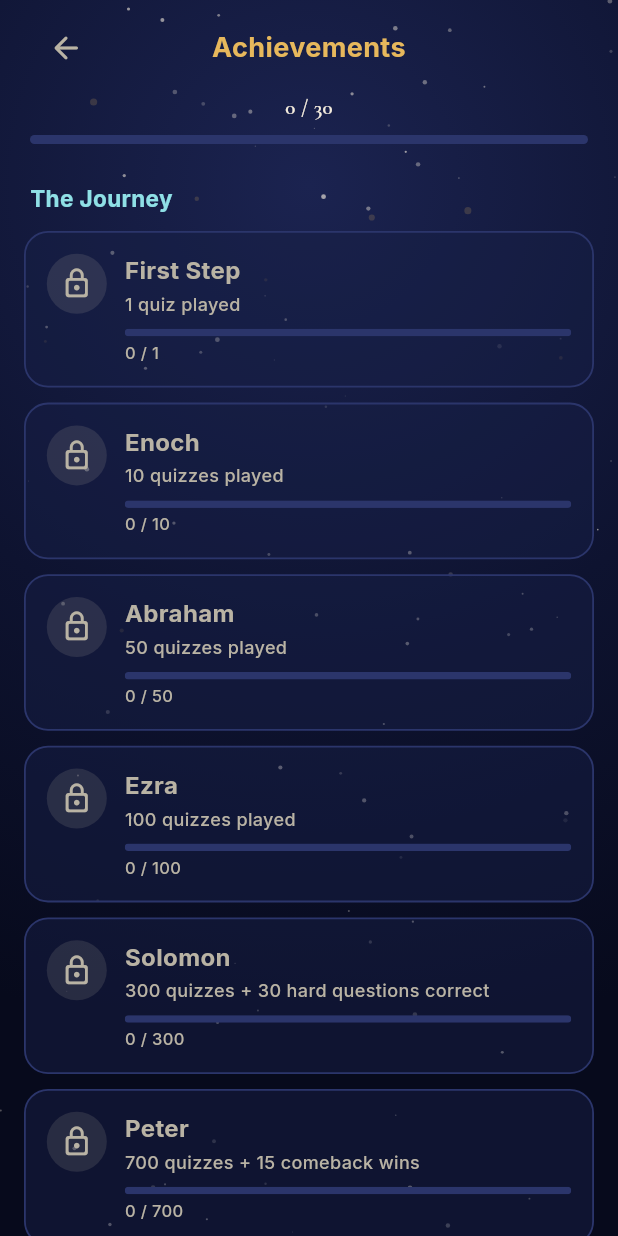
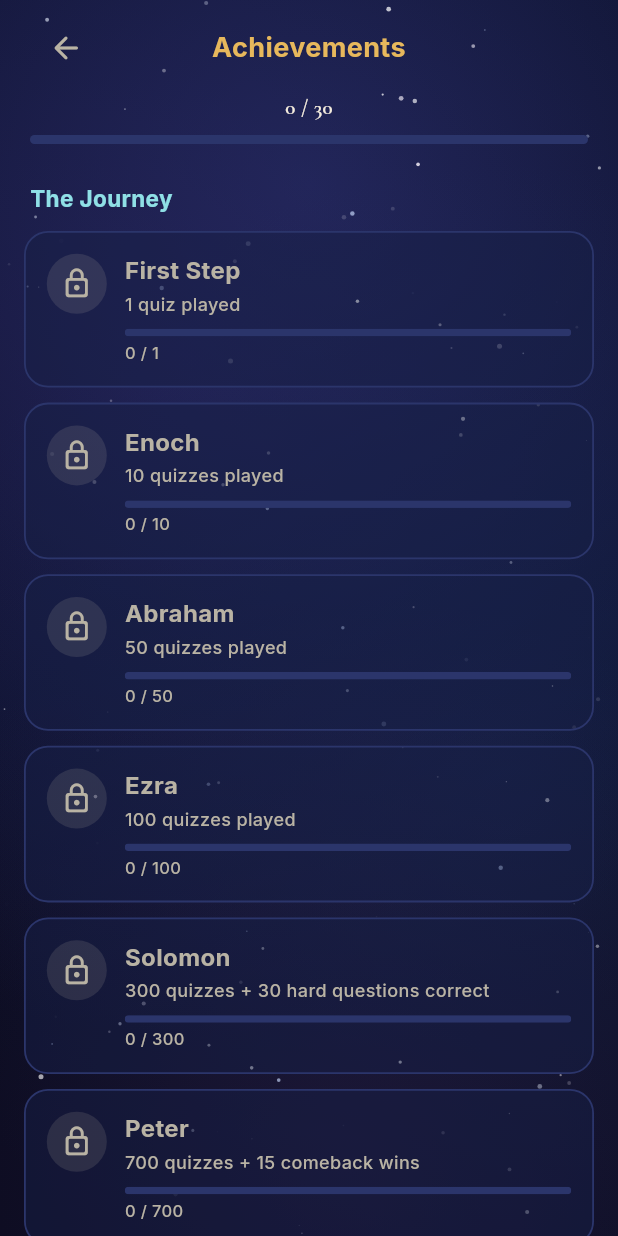
Before and after one commit to integrenns-ae/biblebeam, a Flutter app: the screen it shows after launch, after a tap on the "emoji events" icon, on a phone screen of 412 x 824 dp. Run offline on Flutter 3.47's test engine with Material 3 defaults, Android fonts, the phone set to English and light mode, and no system bars; our stand-ins replace audioplayers, flutter_animate, google_fonts, shared_preferences, supabase_flutter; accounts and stored records are empty.

Commit message:
Animierter Weltraum-Hintergrund: driftende Nebel-Glows + weiße flimmernde Sterne
Starfield wieder animiert (vorher statisch): Ticker-getrieben in eigener
RepaintBoundary, auf ~30 fps gedrosselt -> Vordergrund-UI repaintet nicht mit
(Handy-Performance). Sterne weiß/kühl statt gold, flimmern (Sinus-Twinkle pro
Stern). Drei langsam driftende Nebel-Glows als animiertes Space-Gradient.
Basis-Gradient-Shader gecacht. Gilt für App und Webseite (gleicher Build).

Co-Authored-By: Claude Opus 4.8 <noreply@anthropic.com>

```diff
--- a/lib/widgets/starfield.dart
+++ b/lib/widgets/starfield.dart
@@ -1,14 +1,18 @@
 import 'dart:math';
 import 'package:flutter/material.dart';
+import 'package:flutter/scheduler.dart';
 
 import '../theme/app_theme.dart';
 
-/// Ruhiger Nachthimmel-Hintergrund mit sanftem Goldschein oben –
-/// Basis der "Lichtpfad"-Optik. Sterne deterministisch (fester Seed).
+/// Animierter Weltraum-Hintergrund der "Lichtpfad"-Optik:
+///  - dunkles Basis-Gradient
+///  - langsam driftende Nebel-Glows (das "animierte Space-Gradient")
+///  - weiße, kühl schimmernde Sterne, die flimmern
 ///
-/// Performance: Der Hintergrund liegt in einer eigenen RepaintBoundary-
-/// Ebene. Animationen im Vordergrund (Timer, Effekte) zwingen so NICHT
-/// den Gradient + ~100 Sterne zum Neuzeichnen – wichtig auf Mobilgeräten.
+/// Performance: Der ganze Hintergrund liegt in einer eigenen RepaintBoundary
+/// und wird über einen Ticker betrieben, der auf ~30 fps gedrosselt ist. So
+/// repaintet das Vordergrund-UI (Quiz, Timer, Effekte) NICHT mit – wichtig auf
+/// Mobilgeräten (frühere Lag-Quelle). Sterne deterministisch (fester Seed).
 class Starfield extends StatelessWidget {
   final Widget child;
   const Starfield({super.key, required this.child});
@@ -18,54 +22,146 @@ class Starfield extends StatelessWidget {
     return Stack(
       fit: StackFit.expand,
       children: [
-        const RepaintBoundary(child: _Background()),
+        const RepaintBoundary(child: _AnimatedBackground()),
         child,
       ],
     );
   }
 }
 
-class _Background extends StatelessWidget {
-  const _Background();
+class _Star {
+  final double x, y, r, baseAlpha, twAmp, twSpeed, phase;
+  final Color color;
+  const _Star(this.x, this.y, this.r, this.baseAlpha, this.twAmp, this.twSpeed,
+      this.phase, this.color);
+}
+
+class _AnimatedBackground extends StatefulWidget {
+  const _AnimatedBackground();
+
+  @override
+  State<_AnimatedBackground> createState() => _AnimatedBackgroundState();
+}
+
+class _AnimatedBackgroundState extends State<_AnimatedBackground>
+    with SingleTickerProviderStateMixin {
+  late final Ticker _ticker;
+  final ValueNotifier<double> _t = ValueNotifier(0);
+  double _lastEmit = -1;
+  late final List<_Star> _stars;
+
+  // Weißtöne (eher weiß/kühl als gelb), mit etwas Temperatur-Variation.
+  static const _whites = <Color>[
+    Color(0xFFFFFFFF),
+    Color(0xFFEAF1FF), // leicht kühl
+    Color(0xFFFDF7FF), // leicht violett-weiß
+    Color(0xFFCBDDFF), // bläulich
+  ];
+
+  @override
+  void initState() {
+    super.initState();
+    final rng = Random(20260606);
+    _stars = List.generate(120, (_) {
+      final size = rng.nextDouble();
+      return _Star(
+        rng.nextDouble(), // x (0..1)
+        rng.nextDouble(), // y (0..1)
+        size * 1.4 + 0.3, // Radius
+        rng.nextDouble() * 0.38 + 0.18, // Grund-Helligkeit
+        rng.nextDouble() * 0.34 + 0.14, // Flimmer-Amplitude
+        rng.nextDouble() * 2.6 + 1.4, // Flimmer-Tempo (rad/s)
+        rng.nextDouble() * pi * 2, // Phase
+        _whites[rng.nextInt(_whites.length)],
+      );
+    });
+    _ticker = createTicker((elapsed) {
+      final s = elapsed.inMicroseconds / 1e6;
+      // auf ~30 fps drosseln -> halbe Repaint-Last
+      if (s - _lastEmit >= 0.033) {
+        _lastEmit = s;
+        _t.value = s;
+      }
+    })..start();
+  }
+
+  @override
+  void dispose() {
+    _ticker.dispose();
+    _t.dispose();
+    super.dispose();
+  }
 
   @override
   Widget build(BuildContext context) {
-    return DecoratedBox(
-      decoration: const BoxDecoration(
-        gradient: RadialGradient(
-          center: Alignment(0, -0.7),
-          radius: 1.4,
-          colors: [AppColors.indigo, AppColors.night, AppColors.nightDeep],
-          stops: [0.0, 0.55, 1.0],
-        ),
-      ),
-      child: CustomPaint(painter: _StarPainter(), size: Size.infinite),
+    return CustomPaint(
+      painter: _SpacePainter(_stars, _t),
+      size: Size.infinite,
     );
   }
 }
 
-class _StarPainter extends CustomPainter {
+class _SpacePainter extends CustomPainter {
+  final List<_Star> stars;
+  final ValueNotifier<double> t;
+  _SpacePainter(this.stars, this.t) : super(repaint: t);
+
+  // Basis-Gradient cachen (ändert sich nur bei Größenwechsel).
+  Shader? _baseShader;
+  Size? _baseSize;
+
   @override
   void paint(Canvas canvas, Size size) {
-    final rng = Random(20260606);
-    final paint = Paint();
-    for (int i = 0; i < 90; i++) {
-      final dx = rng.nextDouble() * size.width;
-      final dy = rng.nextDouble() * size.height;
-      final r = rng.nextDouble() * 1.3 + 0.3;
-      final op = rng.nextDouble() * 0.5 + 0.15;
-      paint.color = AppColors.cream.withValues(alpha: op);
-      canvas.drawCircle(Offset(dx, dy), r, paint);
+    final time = t.value;
+    final rect = Offset.zero & size;
+
+    // 1) Dunkles Basis-Weltraum-Gradient
+    if (_baseShader == null || _baseSize != size) {
+      _baseSize = size;
+      _baseShader = const RadialGradient(
+        center: Alignment(0, -0.7),
+        radius: 1.4,
+        colors: [AppColors.indigo, AppColors.night, AppColors.nightDeep],
+        stops: [0.0, 0.55, 1.0],
+      ).createShader(rect);
     }
-    // ein paar goldene "Lichter"
-    for (int i = 0; i < 8; i++) {
-      final dx = rng.nextDouble() * size.width;
-      final dy = rng.nextDouble() * size.height * 0.6;
-      paint.color = AppColors.gold.withValues(alpha: 0.18);
-      canvas.drawCircle(Offset(dx, dy), rng.nextDouble() * 1.6 + 0.8, paint);
+    canvas.drawRect(rect, Paint()..shader = _baseShader);
+
+    // 2) Langsam driftende Nebel-Glows -> animiertes Space-Gradient
+    final big = max(size.width, size.height);
+    void nebula(double nx, double ny, double radF, Color c, double a) {
+      final center = Offset(nx * size.width, ny * size.height);
+      final radius = big * radF;
+      canvas.drawCircle(
+        center,
+        radius,
+        Paint()
+          ..shader = RadialGradient(
+            colors: [c.withValues(alpha: a), c.withValues(alpha: 0)],
+          ).createShader(Rect.fromCircle(center: center, radius: radius)),
+      );
+    }
+
+    nebula(0.30 + 0.06 * sin(time * 0.06), 0.24 + 0.05 * cos(time * 0.05),
+        0.55, const Color(0xFF3A2E7A), 0.34); // indigo-violett
+    nebula(0.76 + 0.05 * sin(time * 0.045 + 1.5),
+        0.66 + 0.06 * cos(time * 0.05 + 2.0), 0.50, const Color(0xFF1E3A6E),
+        0.30); // tiefblau
+    nebula(0.55 + 0.07 * sin(time * 0.04 + 3.0),
+        0.92 + 0.04 * cos(time * 0.06 + 1.0), 0.46, const Color(0xFF5A2E6E),
+        0.22); // magenta-violett
+
+    // 3) Flimmernde weiße Sterne
+    final sp = Paint();
+    for (final s in stars) {
+      final a = (s.baseAlpha + s.twAmp * sin(time * s.twSpeed + s.phase))
+          .clamp(0.0, 1.0);
+      sp.color = s.color.withValues(alpha: a);
+      canvas.drawCircle(Offset(s.x * size.width, s.y * size.height), s.r, sp);
     }
   }
 
+  // Neuzeichnen erfolgt über den Listenable [t]; kein Vergleich nötig.
   @override
-  bool shouldRepaint(covariant CustomPainter oldDelegate) => false;
+  bool shouldRepaint(covariant _SpacePainter oldDelegate) => false;
 }
```
